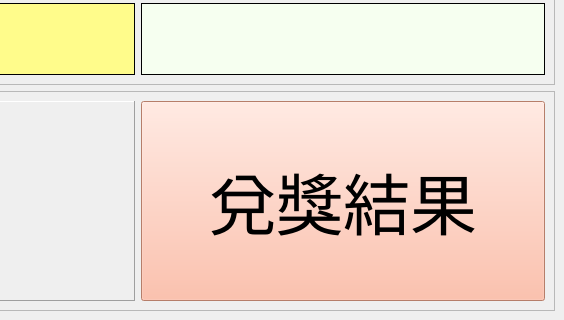
First picture: the form in ui/ui_project1.ui, repository BiueTseng/Works2_MiniLotto_game, before the edit; both pictures show x 288 to 852 and y 542 to 862 of the 852 by 862 pixel window.
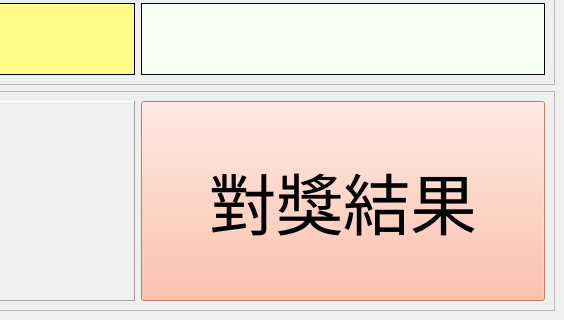
Second picture: the form after the edit.

What changed in the file:
```diff
--- a/ui/ui_project1.ui
+++ b/ui/ui_project1.ui
@@ -357,7 +357,7 @@
           <string notr="true">background-color:rgb(255, 176, 149)</string>
          </property>
          <property name="text">
-          <string>兌獎結果</string>
+          <string>對獎結果</string>
          </property>
         </widget>
        </item>
```
